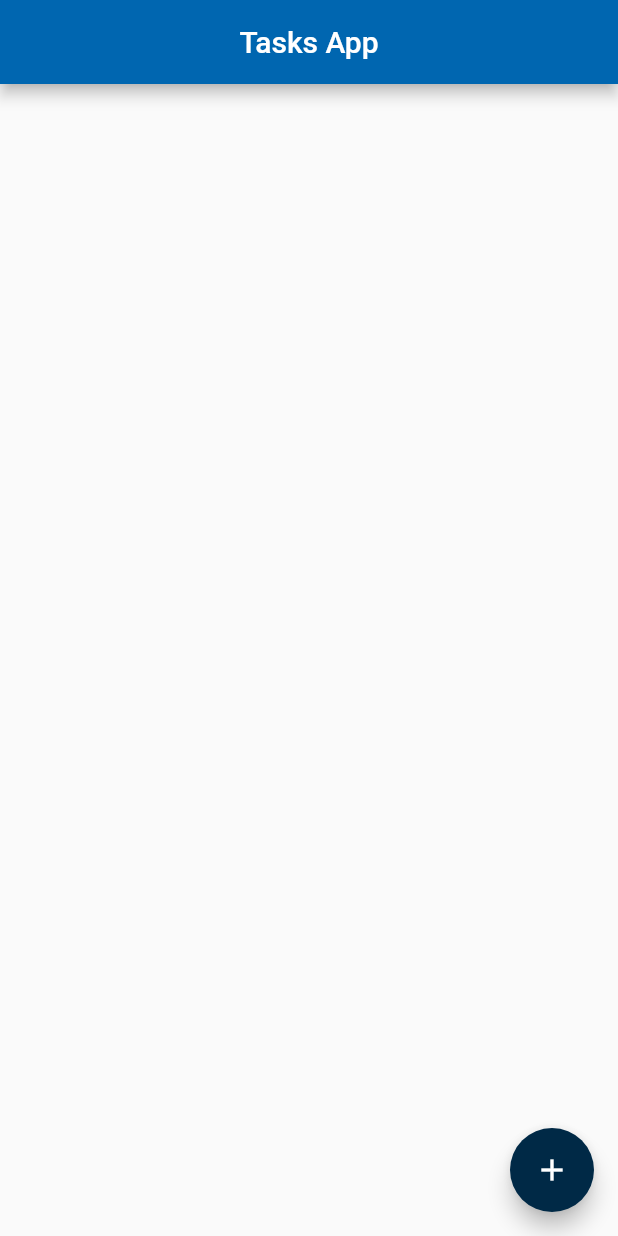
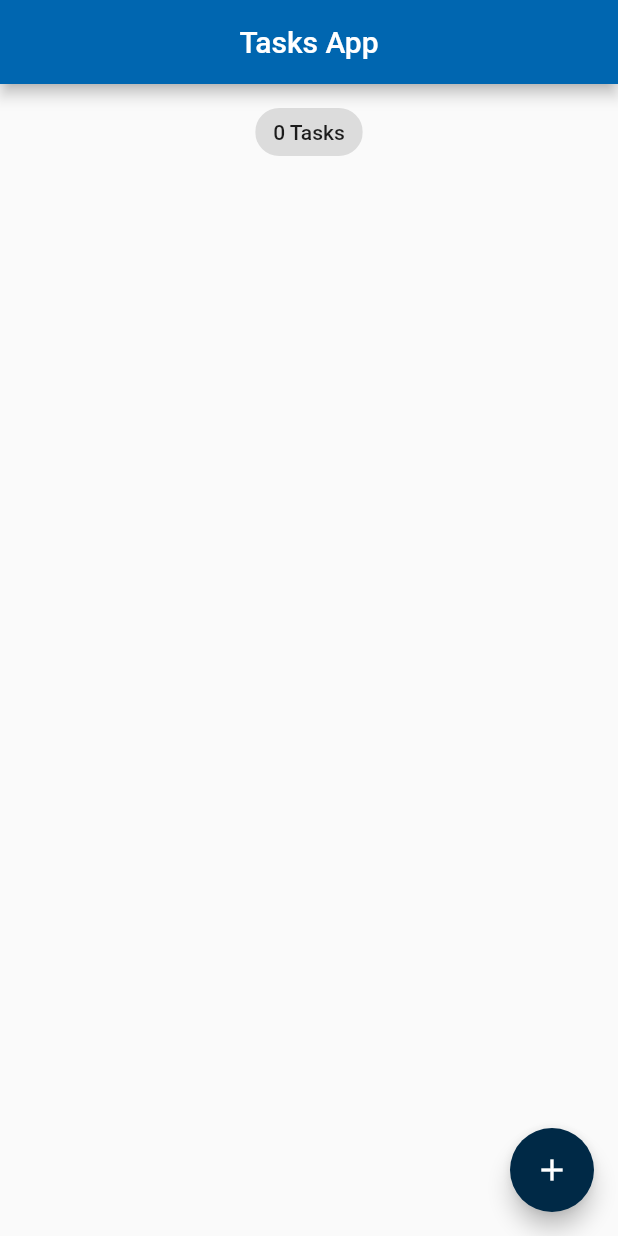
Before and after one commit to John-Rocha/todo_list_firebase, a Flutter app: the screen it shows after launch, on a phone screen of 412 x 824 dp. Run offline on Flutter 3.47's test engine with Material 2 defaults, Android fonts, the phone set to English and light mode, and no system bars; our stand-ins replace equatable, flutter_bloc, hydrated_bloc.

Commit message:
feat: adds count of tasks

```diff
--- a/lib/screens/tasks_screen.dart
+++ b/lib/screens/tasks_screen.dart
@@ -33,7 +33,17 @@ class _TasksScreenState extends State<TasksScreen> {
           ),
           body: Padding(
             padding: const EdgeInsets.all(8),
-            child: TaskList(tasks: taskList),
+            child: Column(
+              mainAxisAlignment: MainAxisAlignment.center,
+              children: [
+                Center(
+                  child: Chip(
+                    label: Text('${state.allTasks.length} Tasks'),
+                  ),
+                ),
+                TaskList(tasks: taskList),
+              ],
+            ),
           ),
           floatingActionButton: FloatingActionButton(
             onPressed: () => _addTask(context),
```
